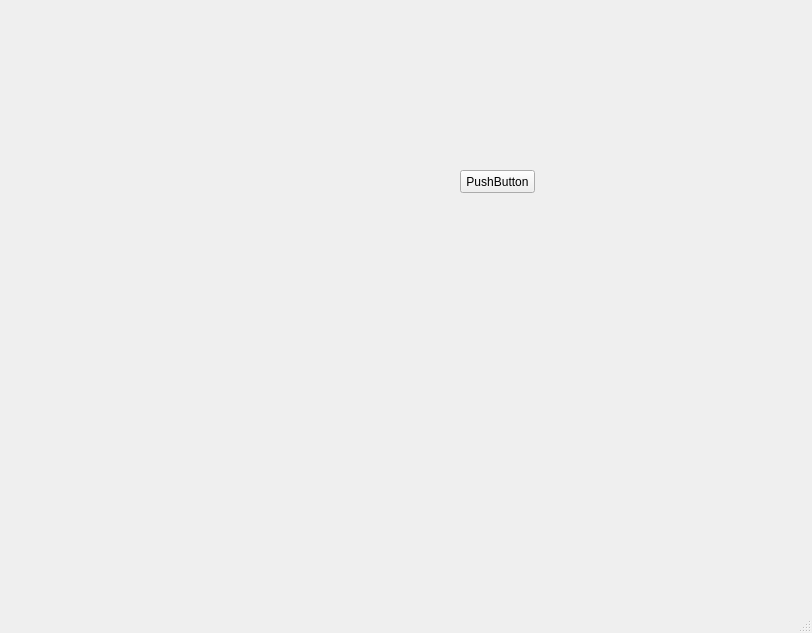
The window that src/forms/mainwindow.ui (Rasakhatskiy/Labs_S3_OOOP_Project) describes before a commit, drawn with Qt 5.
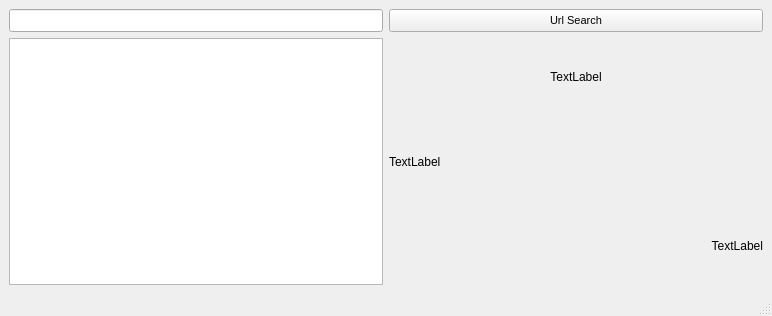
The same window after the commit.

The edit to the form file:
```diff
--- a/src/forms/mainwindow.ui
+++ b/src/forms/mainwindow.ui
@@ -6,27 +6,81 @@
    <rect>
     <x>0</x>
     <y>0</y>
-    <width>812</width>
-    <height>633</height>
+    <width>772</width>
+    <height>316</height>
    </rect>
   </property>
   <property name="windowTitle">
    <string>Youtube Grabber</string>
   </property>
   <widget class="QWidget" name="centralwidget">
-   <widget class="QPushButton" name="pushButton">
-    <property name="geometry">
-     <rect>
-      <x>460</x>
-      <y>170</y>
-      <width>75</width>
-      <height>23</height>
-     </rect>
-    </property>
-    <property name="text">
-     <string>PushButton</string>
-    </property>
-   </widget>
+   <layout class="QGridLayout" name="gridLayout_2">
+    <item row="0" column="0">
+     <layout class="QGridLayout" name="gridLayout">
+      <item row="1" column="0">
+       <widget class="QGraphicsView" name="graphicsView"/>
+      </item>
+      <item row="0" column="0">
+       <widget class="QLineEdit" name="lineEdit_urlSearch">
+        <property name="font">
+         <font>
+          <pointsize>10</pointsize>
+         </font>
+        </property>
+       </widget>
+      </item>
+      <item row="0" column="1">
+       <widget class="QPushButton" name="pushButton_urlSearch">
+        <property name="sizePolicy">
+         <sizepolicy hsizetype="MinimumExpanding" vsizetype="Preferred">
+          <horstretch>0</horstretch>
+          <verstretch>0</verstretch>
+         </sizepolicy>
+        </property>
+        <property name="font">
+         <font>
+          <pointsize>8</pointsize>
+         </font>
+        </property>
+        <property name="text">
+         <string>Url Search</string>
+        </property>
+       </widget>
+      </item>
+      <item row="1" column="1">
+       <layout class="QVBoxLayout" name="verticalLayout">
+        <item>
+         <widget class="QLabel" name="label">
+          <property name="text">
+           <string>TextLabel</string>
+          </property>
+          <property name="alignment">
+           <set>Qt::AlignCenter</set>
+          </property>
+         </widget>
+        </item>
+        <item>
+         <widget class="QLabel" name="label_3">
+          <property name="text">
+           <string>TextLabel</string>
+          </property>
+         </widget>
+        </item>
+        <item>
+         <widget class="QLabel" name="label_2">
+          <property name="text">
+           <string>TextLabel</string>
+          </property>
+          <property name="alignment">
+           <set>Qt::AlignRight|Qt::AlignTrailing|Qt::AlignVCenter</set>
+          </property>
+         </widget>
+        </item>
+       </layout>
+      </item>
+     </layout>
+    </item>
+   </layout>
   </widget>
   <widget class="QMenuBar" name="menubar">
    <property name="geometry">
```
Left out of the diff: 2 changed lines with no effect on the pictures.
